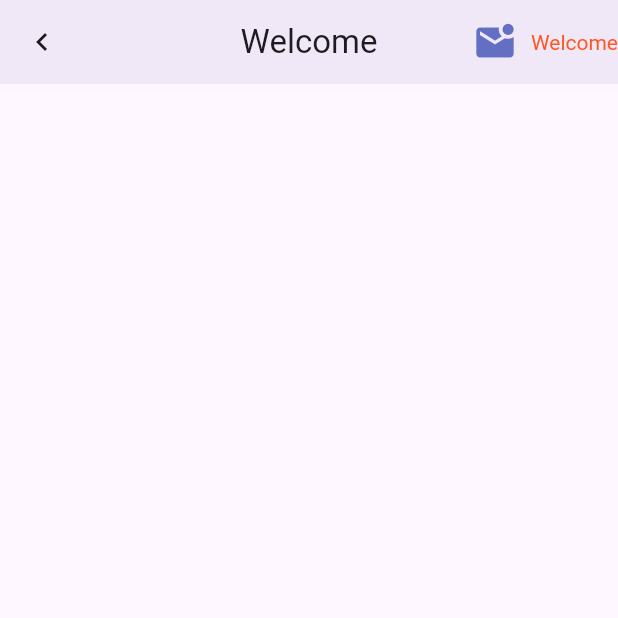
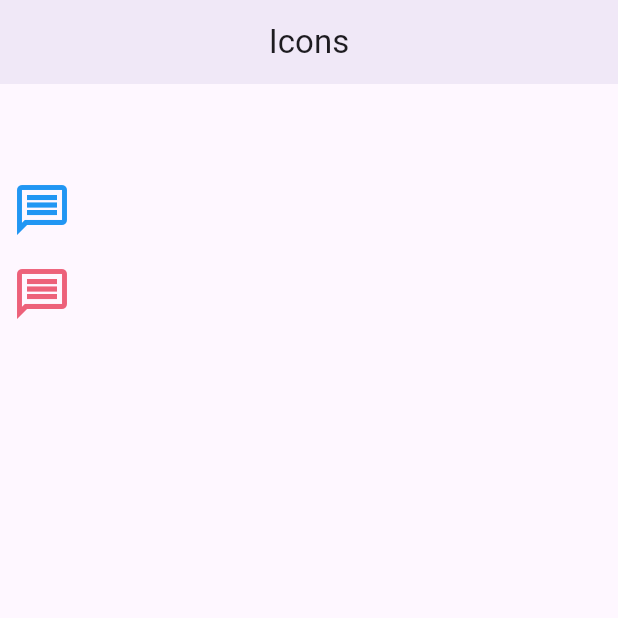
Before and after one commit to huseyin6/My-Flutter-App, a Flutter app: the screen it shows after launch, on a phone screen of 412 x 824 dp, the top half of it. Run offline on Flutter 3.47's test engine with Material 3 defaults, Android fonts, the phone set to English and light mode, and no system bars.

Commit message:
Icons Class Implemented

```diff
--- /dev/null
+++ b/lib/101/icon_learn.dart
@@ -0,0 +1,51 @@
+import 'package:flutter/material.dart';
+
+class IconLearnView extends StatelessWidget {
+  IconLearnView({super.key});
+
+  final IconSizes iconSize = IconSizes();
+  final IconColors iconColor = IconColors();
+
+  @override
+  Widget build(BuildContext context) {
+    return Scaffold(
+      appBar: AppBar(
+        title: const Text("Icons"),
+      ),
+      body: Column(
+        children: [
+          IconButton(
+              onPressed: () {},
+              icon: Icon(
+                Icons.message_outlined,
+                color: Theme.of(context).dialogBackgroundColor,
+                size: 40,
+              )),
+          IconButton(
+              onPressed: () {},
+              icon: Icon(
+                Icons.message_outlined,
+                color: Colors.blue,
+                size: iconSize.iconSmall,
+              )),
+          IconButton(
+              onPressed: () {},
+              icon: Icon(
+                Icons.message_outlined,
+                color: iconColor.froly,
+                size: iconSize.iconSmall,
+              ))
+        ],
+      ),
+    );
+  }
+}
+
+class IconSizes {
+  final double iconSmall = 40;
+  static const double iconMedium = 60;
+}
+
+class IconColors {
+  final Color froly = const Color(0xffED617A);
+}
--- a/lib/main.dart
+++ b/lib/main.dart
@@ -5,7 +5,8 @@ import 'package:flutter/services.dart';
 // import 'package:flutter_application_1/101/container_sized_box_learn.dart';
 // import 'package:flutter_application_1/101/scaffold_learn.dart';
 // import 'package:flutter_application_1/101/button_learn.dart';
-import 'package:flutter_application_1/101/appbar_learn.dart';
+// import 'package:flutter_application_1/101/appbar_learn.dart';
+import 'package:flutter_application_1/101/icon_learn.dart';
 
 void main() {
   runApp(const MyApp());
@@ -20,6 +21,8 @@ class MyApp extends StatelessWidget {
     return MaterialApp(
       title: 'Flutter Demo',
       theme: ThemeData.light().copyWith(
+          // iconTheme: const IconThemeData(),
+
           // This appBarTheme covers the whole application's AppBar
           appBarTheme: const AppBarTheme(
         centerTitle: true,
@@ -27,7 +30,7 @@ class MyApp extends StatelessWidget {
         systemOverlayStyle: SystemUiOverlayStyle.dark,
         elevation: 4,
       )),
-      home: const AppBarLearn(),
+      home: IconLearnView(),
     );
   }
 }
```
